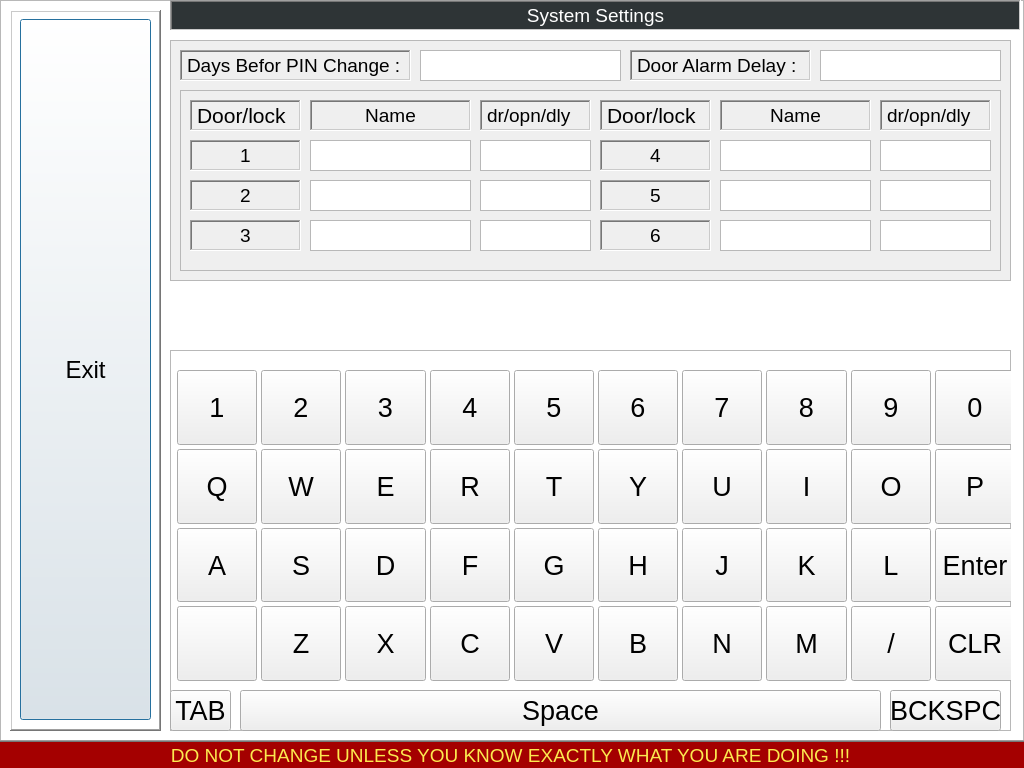
First picture: the form in settings.ui, repository swodaemkram/aces, before the edit.
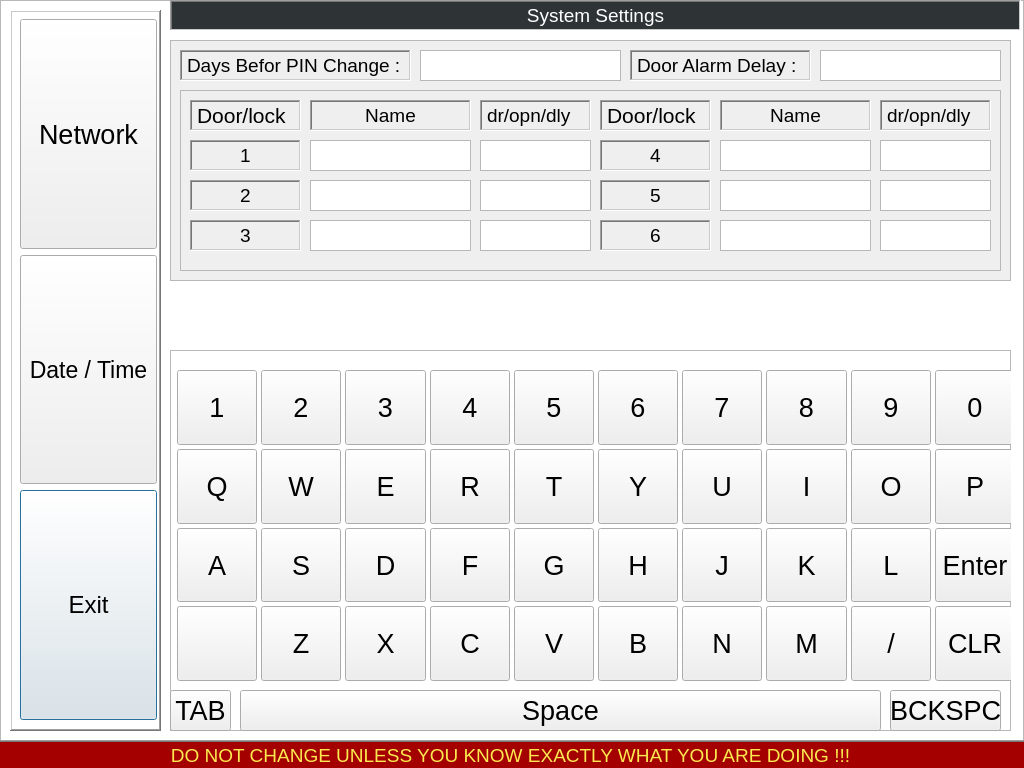
Second picture: the form after the edit. Icons and pictures are not drawn.

Commit message: Set time from software and settime override completed

Patch:
```diff
--- a/settings.ui
+++ b/settings.ui
@@ -432,11 +432,53 @@
      <rect>
       <x>10</x>
       <y>9</y>
-      <width>131</width>
+      <width>137</width>
       <height>701</height>
      </rect>
     </property>
     <layout class="QVBoxLayout" name="verticalLayout">
+     <item>
+      <widget class="QPushButton" name="pushButton_3">
+       <property name="sizePolicy">
+        <sizepolicy hsizetype="MinimumExpanding" vsizetype="MinimumExpanding">
+         <horstretch>0</horstretch>
+         <verstretch>0</verstretch>
+        </sizepolicy>
+       </property>
+       <property name="font">
+        <font>
+         <pointsize>20</pointsize>
+        </font>
+       </property>
+       <property name="focusPolicy">
+        <enum>Qt::NoFocus</enum>
+       </property>
+       <property name="text">
+        <string>Network</string>
+       </property>
+      </widget>
+     </item>
+     <item>
+      <widget class="QPushButton" name="pushButton_2">
+       <property name="sizePolicy">
+        <sizepolicy hsizetype="MinimumExpanding" vsizetype="MinimumExpanding">
+         <horstretch>0</horstretch>
+         <verstretch>0</verstretch>
+        </sizepolicy>
+       </property>
+       <property name="font">
+        <font>
+         <pointsize>17</pointsize>
+        </font>
+       </property>
+       <property name="focusPolicy">
+        <enum>Qt::NoFocus</enum>
+       </property>
+       <property name="text">
+        <string>Date / Time</string>
+       </property>
+      </widget>
+     </item>
      <item>
       <widget class="QPushButton" name="pushButton">
        <property name="sizePolicy">
```
Left out of the diff: 10 changed lines with no effect on the pictures. The commit also changes 16 other files.
